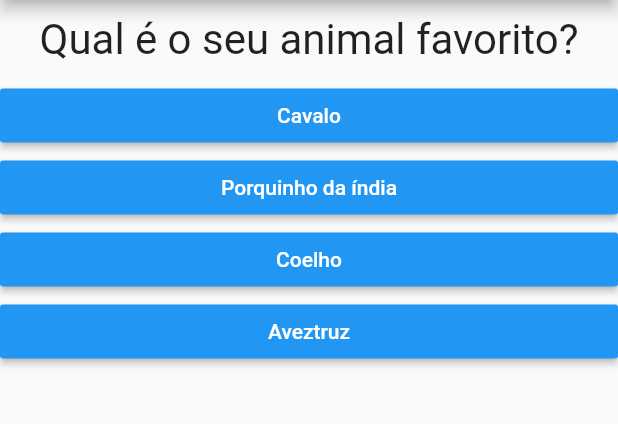
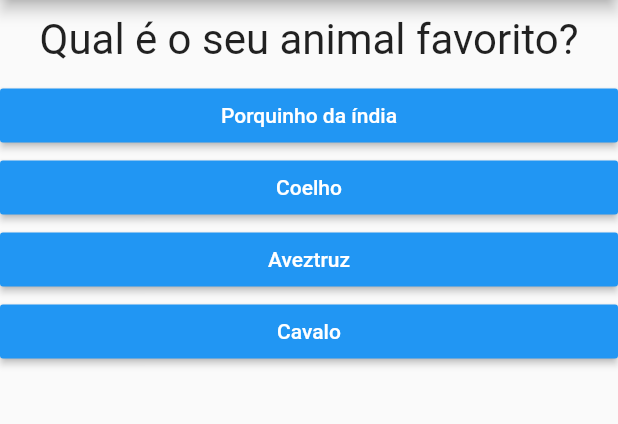
Before and after one commit to felipegueller/Curso_Flutter, a Flutter app: the screen it shows after launch, after a tap on "Verde", on a phone screen of 412 x 824 dp, the part 84-508 px from its top. Run offline on Flutter 3.47's test engine with Material 2 defaults, Android fonts, the phone set to English and light mode, and no system bars.

```diff
--- a/projeto_perguntas/lib/main.dart
+++ b/projeto_perguntas/lib/main.dart
@@ -7,28 +7,47 @@ main(List<String> args) => runApp(new PerguntaApp());
 // dentro do genérics passamos qual o componente stateful que a gente deseja controlar
 class _PerguntaAppState extends State<PerguntaApp> {
   var _perguntaSelecionada = 0;
+  var _pontuacaoTotal = 0;
   final _perguntas = [
     {
       'texto': "Qual é a sua cor favorita?",
-      'respostas': ["Verde", "Amarelo", "Vermelho", "Preto"],
+      'respostas': [
+        {"texto": "Verde", "pontuacao": 10},
+        {"texto": "Amarelo", "pontuacao": 5},
+        {"texto": "Vermelho", "pontuacao": 3},
+        {"texto": "Preto", "pontuacao": 1},
+      ],
     },
     {
       'texto': "Qual é o seu animal favorito?",
-      'respostas': ["Cavalo", "Porquinho da índia", "Coelho", "Aveztruz"],
+      'respostas': [
+        {"texto": "Porquinho da índia", "pontuacao": 8},
+        {"texto": "Coelho", "pontuacao": 10},
+        {"texto": "Aveztruz", "pontuacao": 5},
+        {"texto": "Cavalo", "pontuacao": 4},
+      ],
     },
     {
       'texto': "Qual é a sua marca de chocolates favorita?",
-      'respostas': ["Cacau Show", "Garoto", "Nestle", "Arcor"],
+      'respostas': [
+        {"texto": "Cacau Show", "pontuacao": 6},
+        {"texto": "Garoto", "pontuacao": 7},
+        {"texto": "Nestle", "pontuacao": 8},
+        {"texto": "Arcor", "pontuacao": 3},
+      ],
     },
   ];
 
   // altera o indice para trocar de pergunta
-  void _responder() {
+  void _responder(int pontuacao) {
     if (temPerguntaSelecionada) {
       setState(() {
         _perguntaSelecionada++;
+        _pontuacaoTotal += pontuacao;
       });
     }
+
+    print(_pontuacaoTotal);
   }
 
   bool get temPerguntaSelecionada {
--- a/projeto_perguntas/lib/questionario.dart
+++ b/projeto_perguntas/lib/questionario.dart
@@ -5,7 +5,7 @@ import './resposta.dart';
 class Questionario extends StatelessWidget {
   final List<Map<String, Object>> perguntas;
   final int perguntaSelecionada;
-  final void Function() quandoResponder;
+  final void Function(int) quandoResponder;
 
   Questionario({
     @required this.perguntas,
@@ -19,17 +19,19 @@ class Questionario extends StatelessWidget {
 
   @override
   Widget build(BuildContext context) {
-    List<String> respostas = temPerguntaSelecionada
+    List<Map<String, Object>> respostas = temPerguntaSelecionada
         ? perguntas[perguntaSelecionada]['respostas']
         : null;
 
     return Column(
       children: <Widget>[
         Questao(perguntas[perguntaSelecionada]['texto']),
-
-        /* Pegou a lista de Strings, transformou para uma lista de Widgets e depois o resultado do map em uma lista
-             depois o spread colocou na lista de widget acima em children */
-        ...respostas.map((texto) => Resposta(texto, quandoResponder)).toList(),
+        ...respostas.map((resp) {
+          return Resposta(
+            resp['texto'],
+            () => quandoResponder(resp['pontuacao']),
+          );
+        }).toList(),
         // operador spread (...) adiciona todos os valores da lista em outra lista
       ],
     );
--- a/projeto_perguntas/lib/resultado.dart
+++ b/projeto_perguntas/lib/resultado.dart
@@ -5,7 +5,7 @@ class Resultado extends StatelessWidget {
   Widget build(BuildContext context) {
     return Center(
       child: Text(
-        'Parabéns2!',
+        'Parabéns!',
         style: TextStyle(fontSize: 28),
       ),
     );
```
